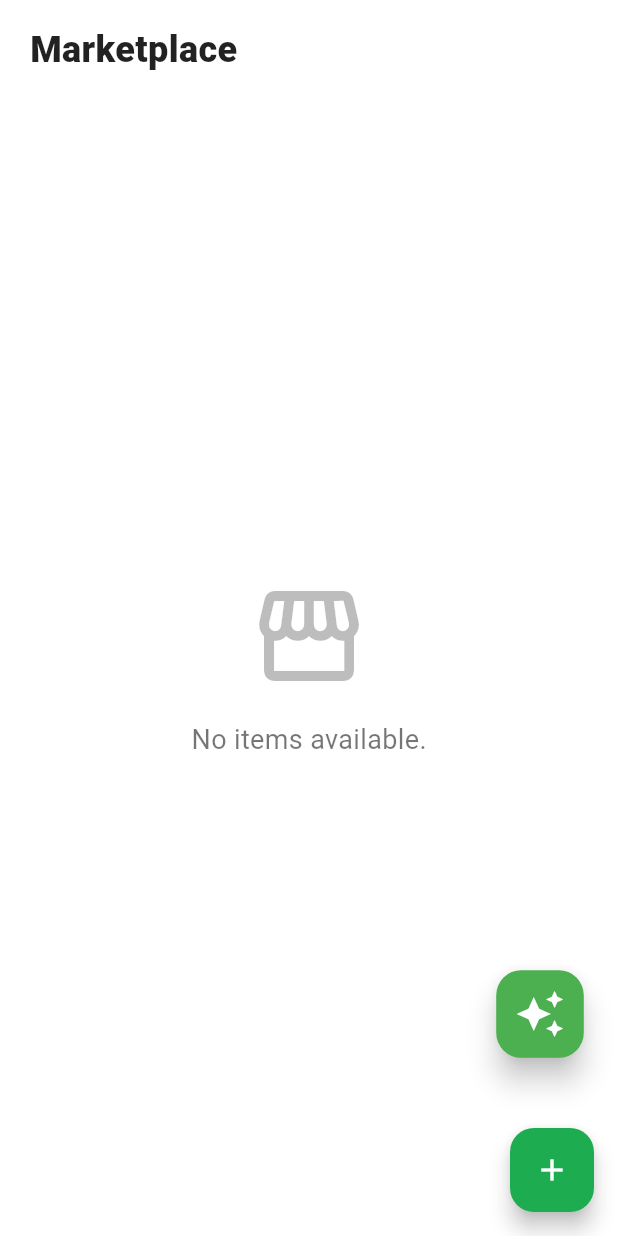
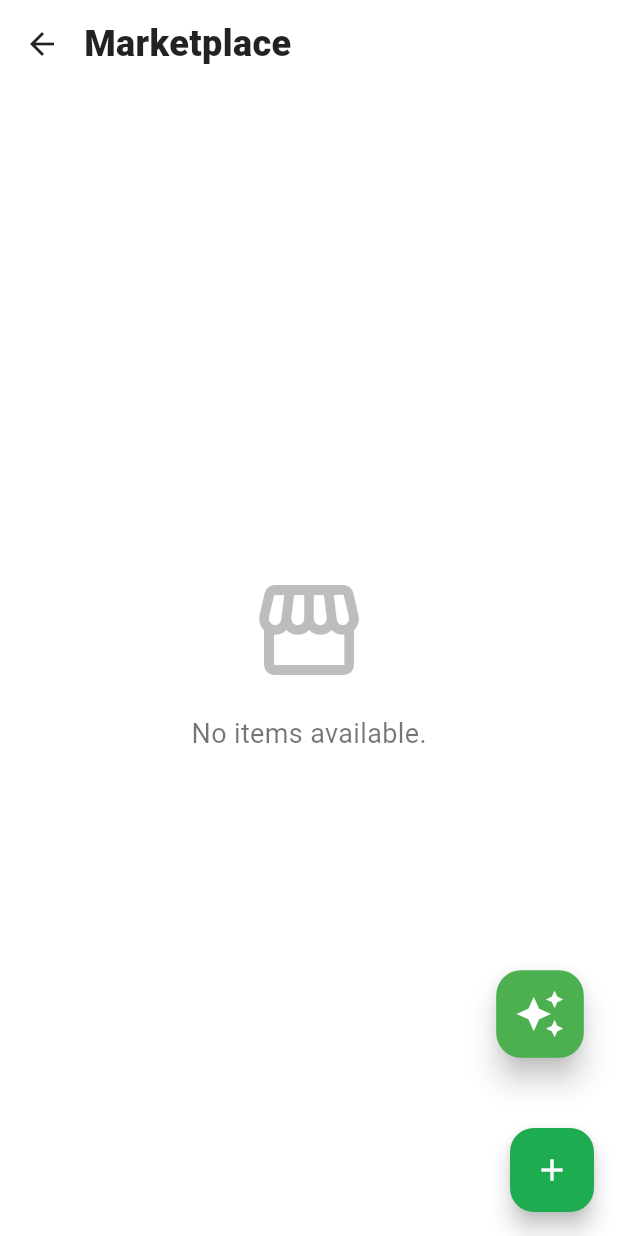
Before and after one commit to Pasindu86/plant_disease_detection_mobile_app, a Flutter app: the MarketplacePage screen opened directly, on a phone screen of 412 x 824 dp. Run offline on Flutter 3.47's test engine with Material 3 defaults, Android fonts, the phone set to English and light mode, and no system bars; our stand-ins replace cloud_firestore, firebase_auth, firebase_core, firebase_storage, flutter_dotenv, google_generative_ai and 2 more; missing offline and left inert: tflite_flutter; accounts and stored records are empty; network calls fail.

Commit message:
feat: add back button for easier navigation

```diff
--- a/lib/pages/marketplace/marketplace_page.dart
+++ b/lib/pages/marketplace/marketplace_page.dart
@@ -20,15 +20,24 @@ class MarketplacePage extends StatelessWidget {
           crossAxisAlignment: CrossAxisAlignment.start,
           children: [
             // Custom Header
-            const Padding(
-              padding: EdgeInsets.symmetric(horizontal: 20.0, vertical: 16.0),
-              child: Text(
+            Padding(
+              padding: const EdgeInsets.symmetric(horizontal: 16.0, vertical: 12.0),
+              child: Row(
+                children: [
+                  GestureDetector(
+                    onTap: () => Navigator.pop(context),
+                    child: const Icon(Icons.arrow_back, color: Colors.black87, size: 24),
+                  ),
+                  const SizedBox(width: 16),
+                  const Text(
                     'Marketplace',
                     style: TextStyle(
                       fontSize: 24,
                       fontWeight: FontWeight.w900,
                       color: Colors.black87,
                     ),
+                  ),
+                ],
               ),
             ),
             Expanded(
```
Lines whose indentation alone changed are shown as unchanged.
